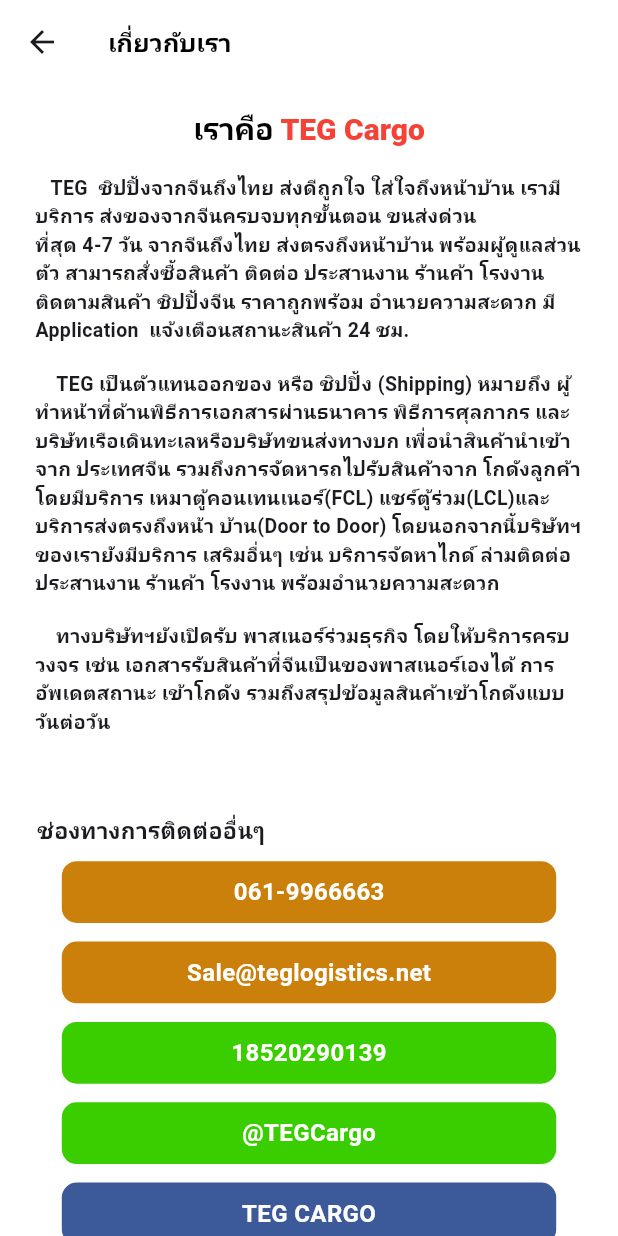
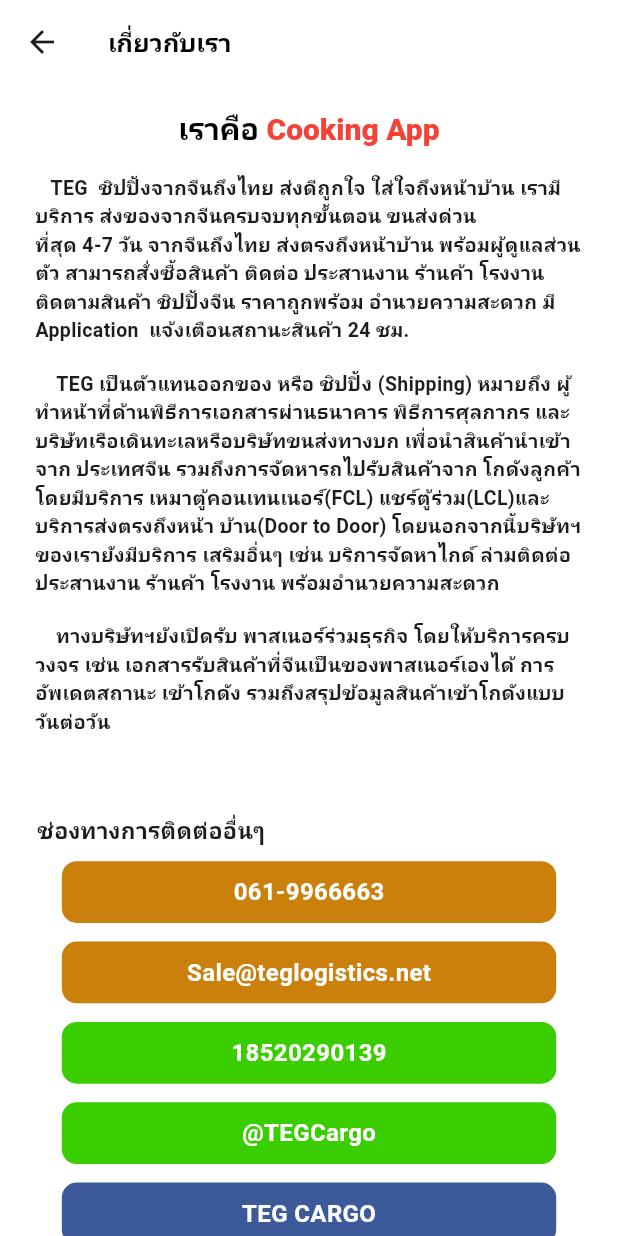
Before and after one commit to AshaTechCorporation/cookingapp, a Flutter app: the Contactus screen opened directly, on a phone screen of 412 x 824 dp. Run offline on Flutter 3.47's test engine with Material 3 defaults, Android fonts, the phone set to English and light mode, and no system bars; our stand-ins replace dropdown_button2, dropdown_search, fl_chart, iconsax; Roboto replaces fonts that are missing (SukhumvitSet).

Commit message:
Edit Thawatchai V2

```diff
--- a/lib/account/contactus.dart
+++ b/lib/account/contactus.dart
@@ -48,7 +48,7 @@
                               fontFamily: 'SukhumvitSet'),
                           children: <TextSpan>[
                         TextSpan(
-                          text: ' TEG Cargo',
+                          text: ' Cooking App',
                           style: TextStyle(
                               color: Colors.red,
                               fontWeight: FontWeight.w800,
--- a/lib/account/reportpage.dart
+++ b/lib/account/reportpage.dart
@@ -92,9 +92,10 @@
                       mainAxisAlignment: MainAxisAlignment.center,
                       children: [
                         Image.asset(
-                          '', // ระบุ path ของรูปภาพที่คุณต้องการ
+                          'assets/icons/byredcar.pn', // ระบุ path ของรูปภาพที่คุณต้องการ
                           width: 24,
                           height: 24,
+                          color: red1,
                         ),
                         const SizedBox(width: 8),
                         Text(
--- a/lib/constants.dart
+++ b/lib/constants.dart
@@ -416,7 +416,7 @@
 List<Map<String, dynamic>> problemData = [
   {
     'id': 1,
-    // 'imagePath': 'assets/icons/bills.png',
+    'imagePath': 'assets/icons/byredcar.png',
     'title': 'ติดตามสถานะบิลสั่งซื้อ และสินค้า',
     'options': [
       'ติดตามการสั่งซื้อ',
@@ -427,7 +427,7 @@
   },
   {
     'id': 2,
-    // 'imagePath': 'assets/icons/importproblem.png',
+    'imagePath': 'assets/icons/byredcar.png',
     'title': 'ปัญหาด้านการขนส่ง',
     'options': [
       'ติดตามการจัดส่งสินค้าในไทย',
@@ -439,7 +439,7 @@
   },
   {
     'id': 3,
-    // 'imagePath': 'assets/icons/moneyproblem.png',
+    'imagePath': 'assets/icons/byredcar.png',
     'title': 'ปัญหาด้านการเงิน',
     'options': [
       'เพิ่มเงิน / คืนเงิน / ถอนเงิน',
```
Also changed, not shown: lib/account/messagepage.dart (+12 -12 lines).
